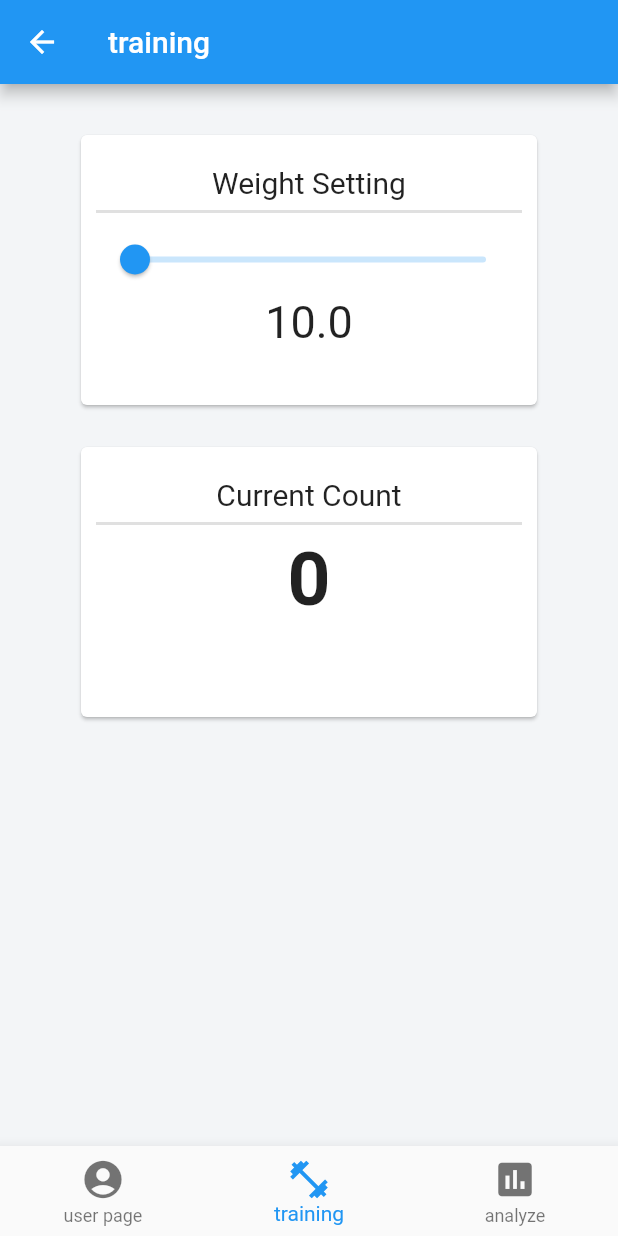
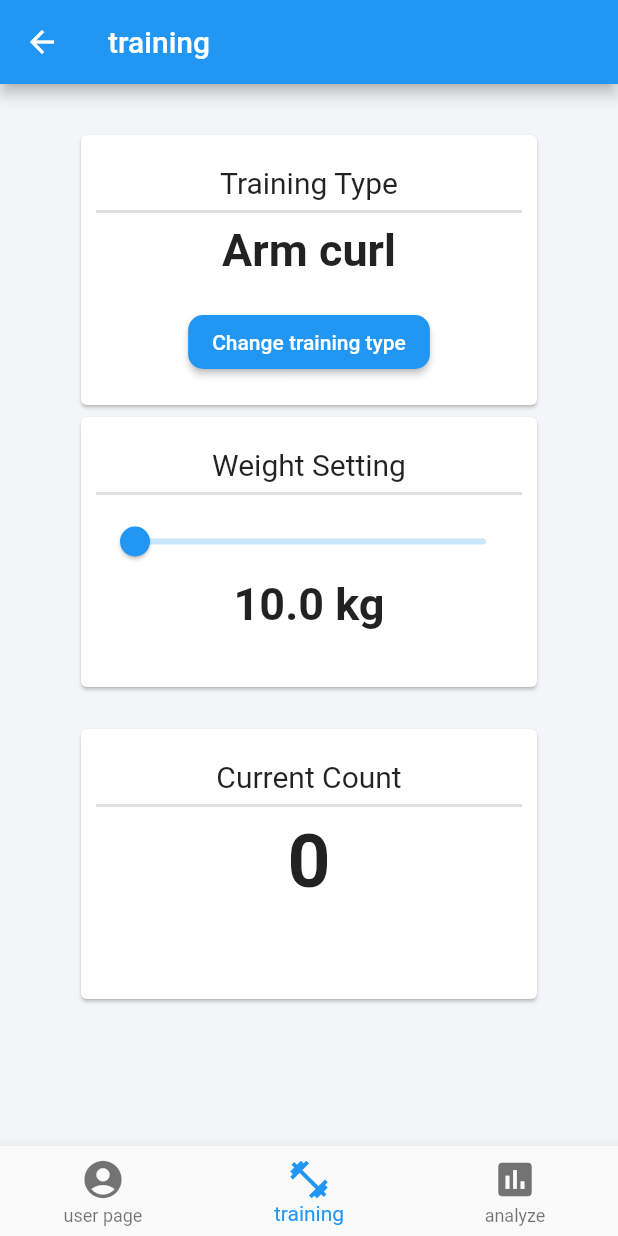
Before and after one commit to krocky-cooky/mech_tube, a Flutter app: the TopPage screen opened by its route, item 2 of the bottom bar chosen, on a phone screen of 412 x 824 dp. Run offline on Flutter 3.47's test engine with Material 2 defaults, Android fonts, the phone set to English and light mode, and no system bars.

Commit message:
add training type

```diff
--- a/lib/screen/top_page_widgets.dart
+++ b/lib/screen/top_page_widgets.dart
@@ -1,5 +1,6 @@
 import 'package:flutter/material.dart';
 import 'package:mech_tube/model/user_model.dart';
+import 'dart:io';
 
 
 class UserPage extends StatelessWidget{
@@ -58,6 +59,41 @@ class TrainingPage extends StatefulWidget{
 class _TrainingPageState extends State<TrainingPage>{
   var _currentWeight = 10.0;
   int _currentCount = 0;
+  String message;
+  int _trainingTypeIndex = 0;
+  List<String> _trainingTypes = [
+    'Arm curl',
+    'Chest press',
+    'Bench press'
+  ];
+  void _cratchManipulater(double value){
+    double tmp = _currentWeight;
+    setState((){
+      _currentWeight = value.roundToDouble();
+    });
+    message = _currentWeight.toString();
+    // print(message);
+    Socket.connect('192.168.1.3',4041).then((socket) {
+      if(_currentWeight <= 60 && tmp > 60){
+        socket.write('95');
+        print('send 95');
+        socket.close();
+      }else if(_currentWeight > 60 && tmp <= 60){
+        socket.write('155');
+        print('send 155');
+        socket.close();
+      }
+    });
+
+  }
+
+  void _changeTrainingType(){
+    int currentTrainingTypeIndex = _trainingTypeIndex;
+    currentTrainingTypeIndex  = (currentTrainingTypeIndex + 1) % _trainingTypes.length;
+    setState(() {
+      _trainingTypeIndex = currentTrainingTypeIndex;
+  });
+  }
   @override
   Widget build(BuildContext context){
     return Container(
@@ -65,6 +101,51 @@ class _TrainingPageState extends State<TrainingPage>{
         padding: EdgeInsets.symmetric(vertical: 30,horizontal: 50),
         child: Column(
           children: [
+            Card(
+              child: Padding(
+                padding: const EdgeInsets.symmetric(horizontal: 10.0),
+                child: Container(
+                  height: 180,
+                  child: Column(
+                    children: [
+                      SizedBox(
+                        height: 20
+                      ),
+                      Text(
+                        'Training Type',
+                        style: TextStyle(
+                          fontSize: 20
+                        )
+                        ),
+                      Divider(
+                        thickness: 2,
+                      ),
+                      Text(
+                        _trainingTypes[_trainingTypeIndex],
+                        style: TextStyle(
+                          fontSize: 30,
+                          fontWeight: FontWeight.bold
+                        )
+                      ),
+                      SizedBox(
+                        height: 20
+                      ),
+                      ElevatedButton(
+                        child: const Text('Change training type'),
+                        style: ElevatedButton.styleFrom(
+                          primary: Colors.blue,
+                          onPrimary: Colors.white,
+                          shape: RoundedRectangleBorder(
+                            borderRadius: BorderRadius.circular(10),
+                          ),
+                        ),
+                        onPressed: _changeTrainingType,
+                      )
+                    ]
+                  )
+                )
+              )
+            ),
             Card(
               child: Padding(
                 padding: const EdgeInsets.symmetric(horizontal: 10.0),
@@ -87,18 +168,15 @@ class _TrainingPageState extends State<TrainingPage>{
                       Slider(
                         value: _currentWeight,
                         min: 10,
-                        max: 100,
+                        max: 80,
                         divisions: 90,
-                        onChanged: (double value){
-                          setState((){
-                            _currentWeight = value.roundToDouble();
-                          });
-                        }
+                        onChanged: _cratchManipulater,
                       ),
                       Text(
-                        _currentWeight.toString(),
+                        _currentWeight.toString() + ' kg',
                         style: TextStyle(
                           fontSize: 30,
+                          fontWeight: FontWeight.bold
                         )
                       ),
 
```
Also changed, not shown: pubspec.lock, 4 other files.
